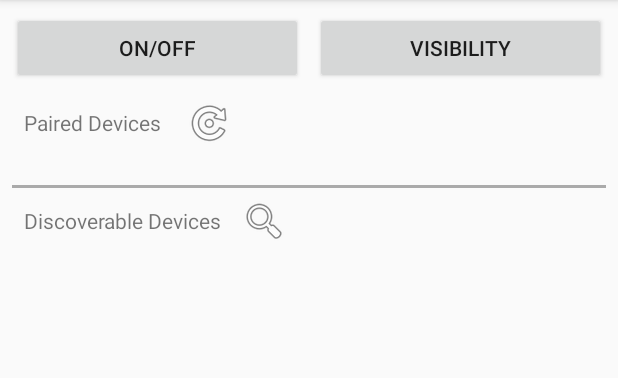
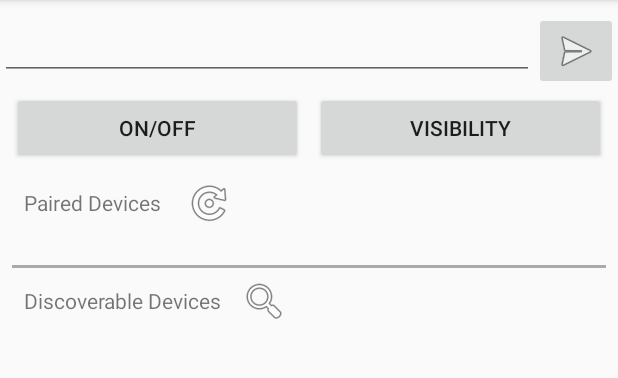
Before and after one commit to AlexeyKatsuro/BTEx, an Android app: the screen it shows after launch (MainActivity), on a phone screen of 412 x 824 dp, the part 84-462 px from its top. Run offline under Robolectric (Android 15) with nearby library versions, the phone set to English and light mode, and no system bars; our stand-ins replace Timber, data binding.

```diff
--- a/app/src/main/java/com/e/btex/ui/MainFragment.kt
+++ b/app/src/main/java/com/e/btex/ui/MainFragment.kt
@@ -7,9 +7,11 @@ import android.bluetooth.BluetoothDevice.ACTION_BOND_STATE_CHANGED
 import android.bluetooth.BluetoothDevice.ACTION_FOUND
 import android.content.Intent
 import android.os.Bundle
+import android.os.Handler
 import android.view.LayoutInflater
 import android.view.View
 import android.view.ViewGroup
+import android.widget.Toast
 import androidx.fragment.app.Fragment
 import com.e.btex.R
 import com.e.btex.broadcastReceivers.BluetoothBondStateReceiver
@@ -22,6 +24,12 @@ import com.e.btex.utils.showInfoInLog
 import org.jetbrains.anko.longToast
 import org.jetbrains.anko.toast
 import timber.log.Timber
+import com.e.btex.connection.BluetoothConnectionService
+import java.nio.charset.Charset
+import java.util.*
+import java.nio.charset.Charset.defaultCharset
+
+
 
 
 class MainFragment : Fragment() {
@@ -31,6 +39,9 @@ class MainFragment : Fragment() {
     private lateinit var deviceAdapter: DeviceAdapter
     private lateinit var pairedDeviceAdapter: DeviceAdapter
     private val deviceList: MutableList<BluetoothDevice> = mutableListOf()
+    private val uuidInsecure = UUID.fromString("8ce255c0-200a-11e0-ac64-0800200c9a66")
+
+    private lateinit var bluetoothConnection: BluetoothConnectionService
 
     private var isBluetoothExist: Boolean = false
 
@@ -93,15 +104,22 @@ class MainFragment : Fragment() {
             updatePairedDevices()
         }
 
+        binding.buttonSend.setOnClickListener {
+            val bytes =  binding.messageText.getText().toString().toByteArray(Charset.defaultCharset())
+            bluetoothConnection.write(bytes)
+        }
+
         deviceAdapter = DeviceAdapter {
-            requireActivity().toast(it.name)
+            requireActivity().toast(it?.name?:"")
             bluetoothAdapter.cancelDiscovery()
             it.createBond()
         }
 
 
         pairedDeviceAdapter = DeviceAdapter {
-            requireActivity().toast(it.name)
+            //requireActivity().toast(it.name)
+
+            bluetoothConnection.startClient(Bdevice,uuidInsecure)
         }
 
         binding.deviceRecyclerView.adapter = deviceAdapter
@@ -109,6 +127,8 @@ class MainFragment : Fragment() {
 
         return binding.root
     }
+
+    private lateinit var Bdevice: BluetoothDevice
 
     override fun onViewCreated(view: View, savedInstanceState: Bundle?) {
         super.onViewCreated(view, savedInstanceState)
@@ -175,6 +195,15 @@ class MainFragment : Fragment() {
         onBondStateReceiver.setOnBondStateListener(object : BluetoothBondStateReceiver.OnBondStateChangedListener {
             override fun onBondBonded(device: BluetoothDevice) {
                 Timber.i("onBondBonded")
+                Bdevice = device
+
+                bluetoothConnection = BluetoothConnectionService(requireContext(),bluetoothAdapter,Handler()).apply {
+                    setOnDataRecieveListener { buffer, bytes ->
+                        val incomingMessage = String(buffer, 0, bytes)
+                        Toast.makeText(requireContext(),incomingMessage,Toast.LENGTH_SHORT).show()
+                    }
+                    start()
+                }
             }
 
             override fun onBondBonding(device: BluetoothDevice) {
--- a/app/src/main/res/layout/fragment_main.xml
+++ b/app/src/main/res/layout/fragment_main.xml
@@ -23,7 +23,7 @@
             android:text="ON/OFF"
             app:layout_constraintEnd_toStartOf="@+id/button_visibility"
             app:layout_constraintStart_toStartOf="parent"
-            app:layout_constraintTop_toTopOf="parent" />
+            app:layout_constraintTop_toBottomOf="@+id/message_text" />
 
         <Button
             android:id="@+id/button_visibility"
@@ -71,8 +71,8 @@
             app:layout_constraintEnd_toEndOf="parent"
             app:layout_constraintHorizontal_bias="1.0"
             app:layout_constraintStart_toStartOf="parent"
+            app:layout_constraintTop_toBottomOf="@+id/textView"
             tools:itemCount="3"
-            app:layout_constraintTop_toBottomOf="@+id/textView"
             tools:listitem="@layout/item_bluettooth_decive" />
 
         <View
@@ -100,19 +100,16 @@
             app:layout_constraintTop_toBottomOf="@+id/view" />
 
 
-        <include layout="@layout/include_scan_indication"
+        <include
             android:id="@+id/scanning"
+            layout="@layout/include_scan_indication"
             android:layout_width="wrap_content"
             android:layout_height="wrap_content"
+            android:layout_marginStart="@dimen/spacing_mini"
             app:isScaning="@{isScaning}"
-            android:layout_marginStart="@dimen/spacing_mini"
             app:layout_constraintBottom_toBottomOf="@+id/textView2"
             app:layout_constraintStart_toEndOf="@+id/textView2"
-            app:layout_constraintTop_toTopOf="@+id/textView2"
-            />
-
-
-
+            app:layout_constraintTop_toTopOf="@+id/textView2" />
 
 
         <androidx.recyclerview.widget.RecyclerView
@@ -124,7 +121,29 @@
             app:layout_constraintHorizontal_bias="0.0"
             app:layout_constraintStart_toStartOf="parent"
             app:layout_constraintTop_toBottomOf="@+id/textView2"
-            tools:listitem="@layout/item_bluettooth_decive"
-            tools:itemCount="3"/>
+            tools:itemCount="3"
+            tools:listitem="@layout/item_bluettooth_decive" />
+
+        <EditText
+            android:id="@+id/message_text"
+            android:layout_width="0dp"
+            android:layout_height="wrap_content"
+            android:layout_marginTop="8dp"
+            app:layout_constraintEnd_toStartOf="@+id/button_send"
+            app:layout_constraintHorizontal_bias="0.5"
+            app:layout_constraintHorizontal_chainStyle="spread_inside"
+            app:layout_constraintStart_toStartOf="parent"
+            app:layout_constraintTop_toTopOf="parent" />
+
+        <ImageButton
+            android:id="@+id/button_send"
+            android:layout_width="wrap_content"
+            android:layout_height="wrap_content"
+            android:layout_marginTop="8dp"
+            app:layout_constraintEnd_toEndOf="parent"
+            app:layout_constraintHorizontal_bias="0.5"
+            app:layout_constraintStart_toEndOf="@+id/message_text"
+            app:layout_constraintTop_toTopOf="parent"
+            app:srcCompat="@android:drawable/ic_menu_send" />
     </androidx.constraintlayout.widget.ConstraintLayout>
 </layout>
```
Also changed, not shown: app/src/main/java/com/e/btex/connection/BluetoothConnectionService.kt (added, +304 -0 lines).
